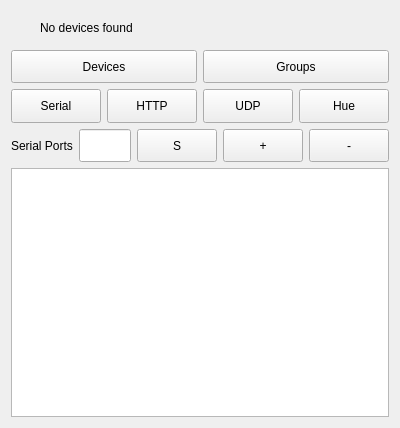
Old version of the form src/connectionpage.ui in the repository timsee/Corluma.
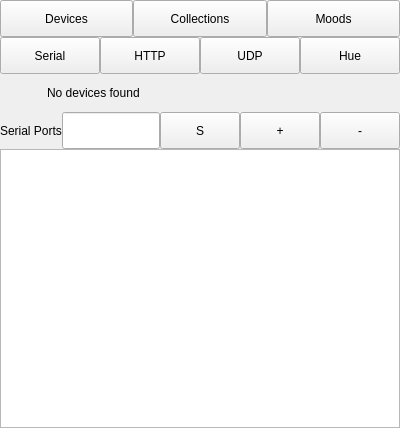
New version of the form.

The edit to the form file:
```diff
--- a/src/connectionpage.ui
+++ b/src/connectionpage.ui
@@ -13,33 +13,27 @@
   <property name="windowTitle">
    <string>Form</string>
   </property>
-  <layout class="QGridLayout" name="gridLayout" rowstretch="2,2,2,2,15">
-   <item row="0" column="0">
-    <layout class="QHBoxLayout" name="connectionLayout" stretch="1,15">
-     <item>
-      <widget class="QLabel" name="statusPreview">
-       <property name="sizePolicy">
-        <sizepolicy hsizetype="Expanding" vsizetype="Expanding">
-         <horstretch>0</horstretch>
-         <verstretch>0</verstretch>
-        </sizepolicy>
-       </property>
-       <property name="text">
-        <string/>
-       </property>
-      </widget>
-     </item>
-     <item>
-      <widget class="QLabel" name="statusLabel">
-       <property name="text">
-        <string>No devices found</string>
-       </property>
-      </widget>
-     </item>
-    </layout>
-   </item>
+  <layout class="QGridLayout" name="gridLayout" rowstretch="0,2,2,2,2,15">
+   <property name="leftMargin">
+    <number>0</number>
+   </property>
+   <property name="topMargin">
+    <number>0</number>
+   </property>
+   <property name="rightMargin">
+    <number>0</number>
+   </property>
+   <property name="bottomMargin">
+    <number>0</number>
+   </property>
+   <property name="spacing">
+    <number>0</number>
+   </property>
    <item row="1" column="0">
     <layout class="QHBoxLayout" name="horizontalLayout">
+     <property name="spacing">
+      <number>0</number>
+     </property>
      <item>
       <widget class="QPushButton" name="devicesButton">
        <property name="sizePolicy">
@@ -62,7 +56,100 @@
         </sizepolicy>
        </property>
        <property name="text">
-        <string>Groups</string>
+        <string>Collections</string>
+       </property>
+      </widget>
+     </item>
+     <item>
+      <widget class="QPushButton" name="moodsButton">
+       <property name="sizePolicy">
+        <sizepolicy hsizetype="Minimum" vsizetype="Expanding">
+         <horstretch>0</horstretch>
+         <verstretch>0</verstretch>
+        </sizepolicy>
+       </property>
+       <property name="text">
+        <string>Moods</string>
+       </property>
+      </widget>
+     </item>
+    </layout>
+   </item>
+   <item row="5" column="0">
+    <widget class="QListWidget" name="connectionList">
+     <property name="sizePolicy">
+      <sizepolicy hsizetype="Minimum" vsizetype="Minimum">
+       <horstretch>0</horstretch>
+       <verstretch>0</verstretch>
+      </sizepolicy>
+     </property>
+     <property name="font">
+      <font>
+       <pointsize>14</pointsize>
+       <weight>75</weight>
+       <bold>true</bold>
+      </font>
+     </property>
+     <property name="focusPolicy">
+      <enum>Qt::WheelFocus</enum>
+     </property>
+    </widget>
+   </item>
+   <item row="4" column="0">
+    <layout class="QHBoxLayout" name="tableInputLayout" stretch="0,12,2,2,2">
+     <item>
+      <widget class="QLabel" name="connectionListLabel">
+       <property name="text">
+        <string>Serial Ports</string>
+       </property>
+      </widget>
+     </item>
+     <item>
+      <widget class="QLineEdit" name="lineEdit">
+       <property name="sizePolicy">
+        <sizepolicy hsizetype="Expanding" vsizetype="Expanding">
+         <horstretch>0</horstretch>
+         <verstretch>0</verstretch>
+        </sizepolicy>
+       </property>
+      </widget>
+     </item>
+     <item>
+      <widget class="QPushButton" name="groupSaveButton">
+       <property name="sizePolicy">
+        <sizepolicy hsizetype="Expanding" vsizetype="Expanding">
+         <horstretch>0</horstretch>
+         <verstretch>0</verstretch>
+        </sizepolicy>
+       </property>
+       <property name="text">
+        <string>S</string>
+       </property>
+      </widget>
+     </item>
+     <item>
+      <widget class="QPushButton" name="plusButton">
+       <property name="sizePolicy">
+        <sizepolicy hsizetype="Minimum" vsizetype="Expanding">
+         <horstretch>0</horstretch>
+         <verstretch>0</verstretch>
+        </sizepolicy>
+       </property>
+       <property name="text">
+        <string>+</string>
+       </property>
+      </widget>
+     </item>
+     <item>
+      <widget class="QPushButton" name="minusButton">
+       <property name="sizePolicy">
+        <sizepolicy hsizetype="Minimum" vsizetype="Expanding">
+         <horstretch>0</horstretch>
+         <verstretch>0</verstretch>
+        </sizepolicy>
+       </property>
+       <property name="text">
+        <string>-</string>
        </property>
       </widget>
      </item>
@@ -70,6 +157,9 @@
    </item>
    <item row="2" column="0">
     <layout class="QHBoxLayout" name="commButtonLayout">
+     <property name="spacing">
+      <number>0</number>
+     </property>
      <property name="topMargin">
       <number>0</number>
      </property>
@@ -128,85 +218,29 @@
     </layout>
    </item>
    <item row="3" column="0">
-    <layout class="QHBoxLayout" name="tableInputLayout" stretch="0,12,2,2,2">
+    <layout class="QHBoxLayout" name="connectionLayout" stretch="2,15">
      <item>
-      <widget class="QLabel" name="connectionListLabel">
-       <property name="text">
-        <string>Serial Ports</string>
-       </property>
-      </widget>
-     </item>
-     <item>
-      <widget class="QLineEdit" name="lineEdit">
+      <widget class="QLabel" name="statusPreview">
        <property name="sizePolicy">
         <sizepolicy hsizetype="Expanding" vsizetype="Expanding">
          <horstretch>0</horstretch>
          <verstretch>0</verstretch>
         </sizepolicy>
        </property>
-      </widget>
-     </item>
-     <item>
-      <widget class="QPushButton" name="groupSaveButton">
-       <property name="sizePolicy">
-        <sizepolicy hsizetype="Expanding" vsizetype="Expanding">
-         <horstretch>0</horstretch>
-         <verstretch>0</verstretch>
-        </sizepolicy>
-       </property>
        <property name="text">
-        <string>S</string>
+        <string/>
        </property>
       </widget>
      </item>
      <item>
-      <widget class="QPushButton" name="plusButton">
-       <property name="sizePolicy">
-        <sizepolicy hsizetype="Minimum" vsizetype="Expanding">
-         <horstretch>0</horstretch>
-         <verstretch>0</verstretch>
-        </sizepolicy>
-       </property>
+      <widget class="QLabel" name="statusLabel">
        <property name="text">
-        <string>+</string>
-       </property>
-      </widget>
-     </item>
-     <item>
-      <widget class="QPushButton" name="minusButton">
-       <property name="sizePolicy">
-        <sizepolicy hsizetype="Minimum" vsizetype="Expanding">
-         <horstretch>0</horstretch>
-         <verstretch>0</verstretch>
-        </sizepolicy>
-       </property>
-       <property name="text">
-        <string>-</string>
+        <string>No devices found</string>
        </property>
       </widget>
      </item>
     </layout>
    </item>
-   <item row="4" column="0">
-    <widget class="QListWidget" name="connectionList">
-     <property name="sizePolicy">
-      <sizepolicy hsizetype="Minimum" vsizetype="Minimum">
-       <horstretch>0</horstretch>
-       <verstretch>0</verstretch>
-      </sizepolicy>
-     </property>
-     <property name="font">
-      <font>
-       <pointsize>14</pointsize>
-       <weight>75</weight>
-       <bold>true</bold>
-      </font>
-     </property>
-     <property name="focusPolicy">
-      <enum>Qt::WheelFocus</enum>
-     </property>
-    </widget>
-   </item>
   </layout>
  </widget>
  <resources/>
```
Left out of the diff: 2 changed lines with no effect on the pictures.
